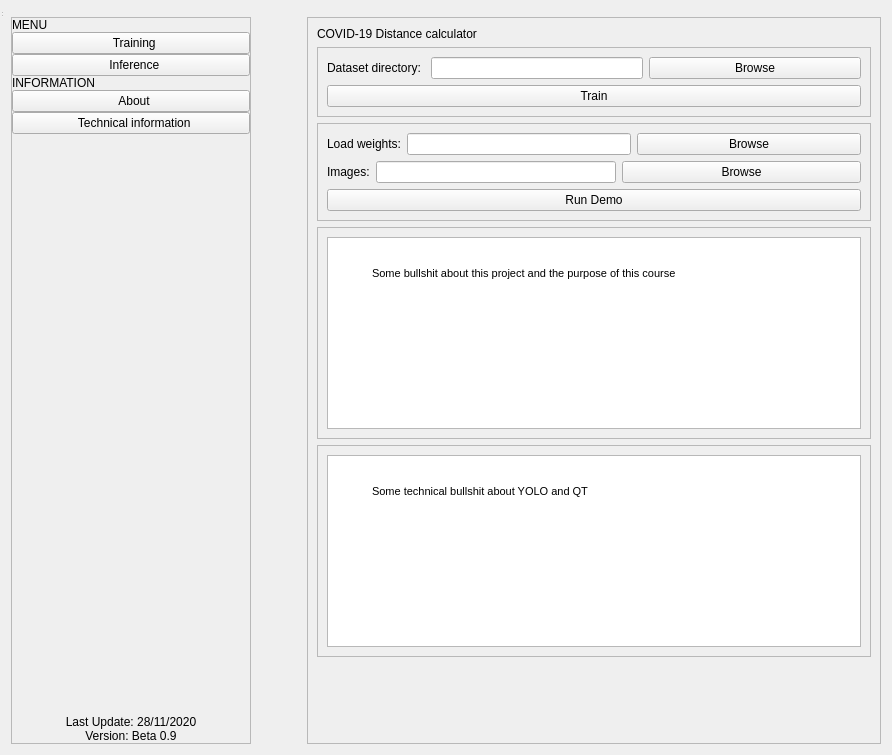
Above: Source/445_main_b.ui from ghadj/Social-Distancing-YOLO before the change. Below: the same form after it.
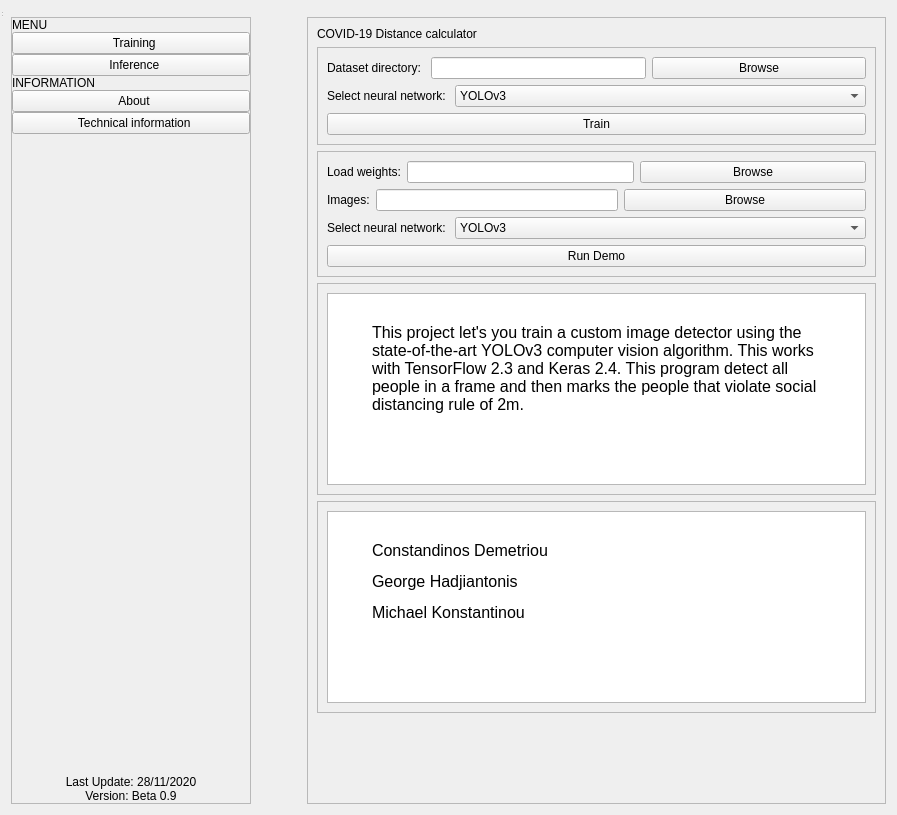
That is the form after the change. Icons and pictures are not drawn.

Commit message: Updated: GUI and main app in source folder

```diff
--- a/Source/445_main_b.ui
+++ b/Source/445_main_b.ui
@@ -6,8 +6,8 @@
    <rect>
     <x>0</x>
     <y>0</y>
-    <width>892</width>
-    <height>755</height>
+    <width>897</width>
+    <height>815</height>
    </rect>
   </property>
   <property name="windowTitle">
@@ -338,6 +338,37 @@
                  </item>
                 </layout>
                </item>
+               <item>
+                <layout class="QHBoxLayout" name="horizontalLayout_4">
+                 <item>
+                  <widget class="QLabel" name="label_6">
+                   <property name="sizePolicy">
+                    <sizepolicy hsizetype="Fixed" vsizetype="Fixed">
+                     <horstretch>0</horstretch>
+                     <verstretch>0</verstretch>
+                    </sizepolicy>
+                   </property>
+                   <property name="text">
+                    <string>Select neural network: </string>
+                   </property>
+                  </widget>
+                 </item>
+                 <item>
+                  <widget class="QComboBox" name="combo_training_network">
+                   <item>
+                    <property name="text">
+                     <string>YOLOv3</string>
+                    </property>
+                   </item>
+                   <item>
+                    <property name="text">
+                     <string>YOLOv3-tiny</string>
+                    </property>
+                   </item>
+                  </widget>
+                 </item>
+                </layout>
+               </item>
                <item>
                 <widget class="QPushButton" name="button_train_submit">
                  <property name="text">
@@ -431,7 +462,38 @@
               </layout>
              </item>
              <item row="2" column="0">
-              <widget class="QPushButton" name="pushButton">
+              <layout class="QHBoxLayout" name="horizontalLayout_5">
+               <item>
+                <widget class="QLabel" name="label_7">
+                 <property name="sizePolicy">
+                  <sizepolicy hsizetype="Fixed" vsizetype="Fixed">
+                   <horstretch>0</horstretch>
+                   <verstretch>0</verstretch>
+                  </sizepolicy>
+                 </property>
+                 <property name="text">
+                  <string>Select neural network: </string>
+                 </property>
+                </widget>
+               </item>
+               <item>
+                <widget class="QComboBox" name="combo_inference_network">
+                 <item>
+                  <property name="text">
+                   <string>YOLOv3</string>
+                  </property>
+                 </item>
+                 <item>
+                  <property name="text">
+                   <string>YOLOv3-tiny</string>
+                  </property>
+                 </item>
+                </widget>
+               </item>
+              </layout>
+             </item>
+             <item row="3" column="0">
+              <widget class="QPushButton" name="button_demo">
                <property name="text">
                 <string>Run Demo</string>
                </property>
@@ -469,7 +531,7 @@
 p, li { white-space: pre-wrap; }
 &lt;/style&gt;&lt;/head&gt;&lt;body style=&quot; font-family:'MS Shell Dlg 2'; font-size:8.25pt; font-weight:400; font-style:normal;&quot;&gt;
 &lt;p style=&quot;-qt-paragraph-type:empty; margin-top:12px; margin-bottom:12px; margin-left:40px; margin-right:40px; -qt-block-indent:0; text-indent:0px;&quot;&gt;&lt;br /&gt;&lt;/p&gt;
-&lt;p style=&quot; margin-top:12px; margin-bottom:12px; margin-left:40px; margin-right:40px; -qt-block-indent:0; text-indent:0px;&quot;&gt;Some bullshit about this project and the purpose of this course&lt;/p&gt;&lt;/body&gt;&lt;/html&gt;</string>
+&lt;p style=&quot; margin-top:12px; margin-bottom:12px; margin-left:40px; margin-right:40px; -qt-block-indent:0; text-indent:0px;&quot;&gt;&lt;span style=&quot; font-size:12pt;&quot;&gt;This project let's you train a custom image detector using the state-of-the-art YOLOv3 computer vision algorithm. This works with TensorFlow 2.3 and Keras 2.4. This program detect all people in a frame and then marks the people that violate social distancing rule of 2m.&lt;/span&gt;&lt;/p&gt;&lt;/body&gt;&lt;/html&gt;</string>
                </property>
               </widget>
              </item>
@@ -499,7 +561,9 @@
 p, li { white-space: pre-wrap; }
 &lt;/style&gt;&lt;/head&gt;&lt;body style=&quot; font-family:'MS Shell Dlg 2'; font-size:8.25pt; font-weight:400; font-style:normal;&quot;&gt;
 &lt;p style=&quot;-qt-paragraph-type:empty; margin-top:12px; margin-bottom:12px; margin-left:40px; margin-right:40px; -qt-block-indent:0; text-indent:0px;&quot;&gt;&lt;br /&gt;&lt;/p&gt;
-&lt;p style=&quot; margin-top:12px; margin-bottom:12px; margin-left:40px; margin-right:40px; -qt-block-indent:0; text-indent:0px;&quot;&gt;&lt;a name=&quot;output&quot;&gt;&lt;/a&gt;&lt;span style=&quot; font-size:8pt;&quot;&gt;S&lt;/span&gt;&lt;span style=&quot; font-size:8pt;&quot;&gt;ome technical bullshit about YOLO and QT&lt;/span&gt;&lt;/p&gt;
+&lt;p style=&quot; margin-top:12px; margin-bottom:12px; margin-left:40px; margin-right:40px; -qt-block-indent:0; text-indent:0px;&quot;&gt;&lt;a name=&quot;output&quot;&gt;&lt;/a&gt;&lt;span style=&quot; font-size:12pt;&quot;&gt;C&lt;/span&gt;&lt;span style=&quot; font-size:12pt;&quot;&gt;onstandinos Demetriou&lt;/span&gt;&lt;/p&gt;
+&lt;p style=&quot; margin-top:12px; margin-bottom:12px; margin-left:40px; margin-right:40px; -qt-block-indent:0; text-indent:0px;&quot;&gt;&lt;a name=&quot;output&quot;&gt;&lt;/a&gt;&lt;span style=&quot; font-size:12pt;&quot;&gt;G&lt;/span&gt;&lt;span style=&quot; font-size:12pt;&quot;&gt;eorge Hadjiantonis&lt;/span&gt;&lt;/p&gt;
+&lt;p style=&quot; margin-top:12px; margin-bottom:12px; margin-left:40px; margin-right:40px; -qt-block-indent:0; text-indent:0px;&quot;&gt;&lt;a name=&quot;output&quot;&gt;&lt;/a&gt;&lt;span style=&quot; font-size:12pt;&quot;&gt;M&lt;/span&gt;&lt;span style=&quot; font-size:12pt;&quot;&gt;ichael Konstantinou&lt;/span&gt;&lt;/p&gt;
 &lt;p style=&quot;-qt-paragraph-type:empty; margin-top:12px; margin-bottom:12px; margin-left:40px; margin-right:40px; -qt-block-indent:0; text-indent:0px; font-size:8pt;&quot;&gt;&lt;br /&gt;&lt;/p&gt;
 &lt;p style=&quot;-qt-paragraph-type:empty; margin-top:12px; margin-bottom:12px; margin-left:40px; margin-right:40px; -qt-block-indent:0; text-indent:0px; font-size:8pt;&quot;&gt;&lt;br /&gt;&lt;/p&gt;&lt;/body&gt;&lt;/html&gt;</string>
                </property>
```
Left out of the diff: 28 changed lines with no effect on the pictures. The commit also changes 7 other files.
